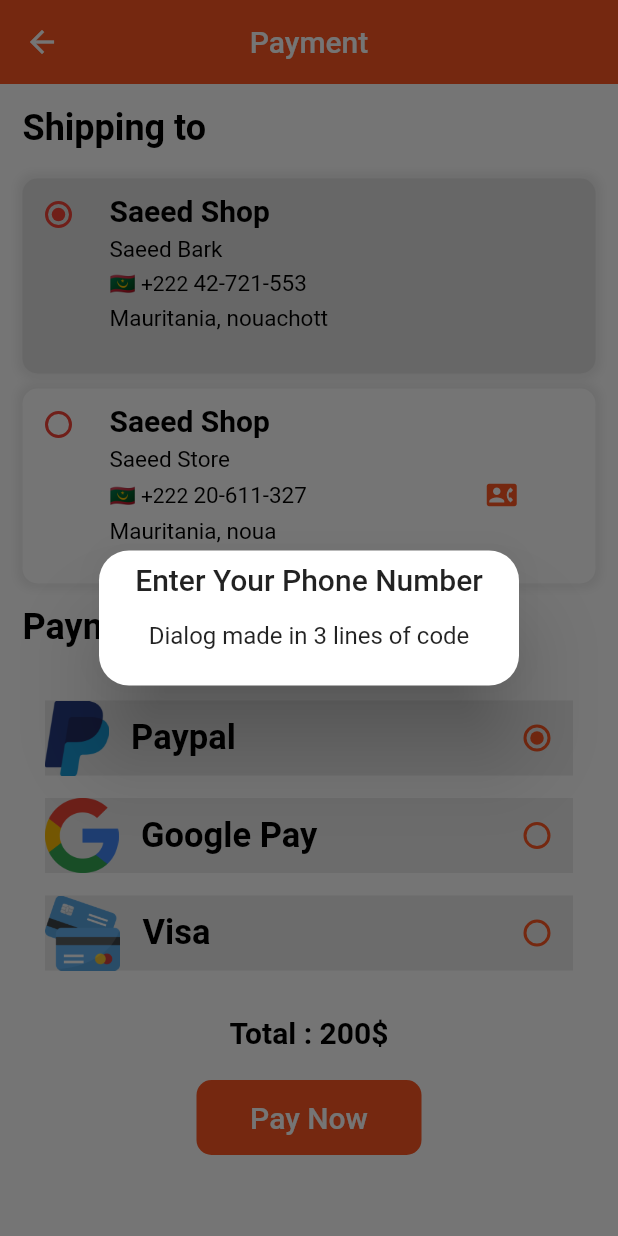
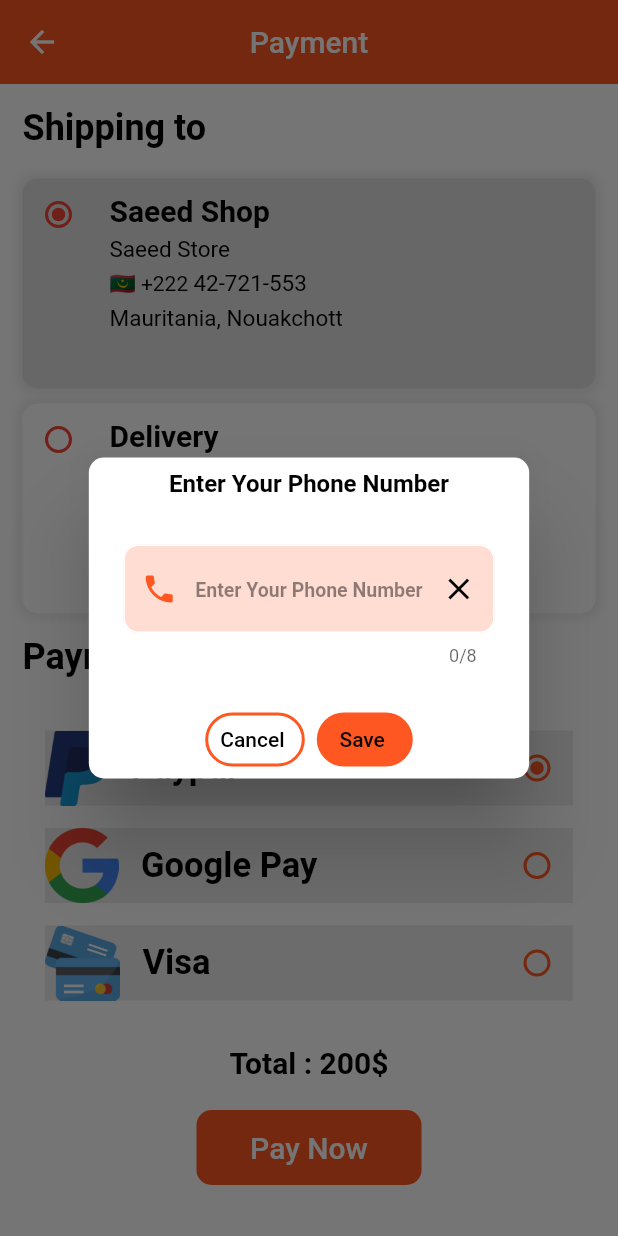
Before and after one commit to saeedBark/e_commerce, a Flutter app: the PaymentScreen screen opened by its route, after a tap on the "contact phone" icon, on a phone screen of 412 x 824 dp. Run offline on Flutter 3.47's test engine with Material 2 defaults, Android fonts, the phone set to English and light mode, and no system bars; our stand-ins replace carousel_slider, firebase_auth, firebase_core, flutter_rating_bar, geocoding, geolocator and 5 more; accounts and stored records are empty; network calls fail; statements that could not run were skipped.

Commit message:
complete payment screen & get address location

```diff
--- a/lib/logic/bindings/main_binding.dart
+++ b/lib/logic/bindings/main_binding.dart
@@ -1,6 +1,7 @@
 import 'package:e_commerce/logic/controller/main_controller.dart';
 import 'package:get/get.dart';
 
+import '../controller/payment_controller.dart';
 import '../controller/setting_controller.dart';
 
 class MainBainding extends Bindings {
@@ -8,5 +9,6 @@ class MainBainding extends Bindings {
   void dependencies() {
     Get.put(MainController());
     Get.put(SettingController());
+    Get.put(PaymentController(),permanent: true);
   }
 }
--- a/lib/view/widget/payment/delvery_container_widget.dart
+++ b/lib/view/widget/payment/delvery_container_widget.dart
@@ -1,8 +1,11 @@
+import 'package:e_commerce/logic/controller/auth_controller.dart';
+import 'package:e_commerce/utils/routes/routes.dart';
 import 'package:e_commerce/utils/theme.dart';
 import 'package:e_commerce/view/widget/text_util.dart';
-import 'package:flutter/cupertino.dart';
 import 'package:flutter/material.dart';
 import 'package:get/get.dart';
+
+import '../../../logic/controller/payment_controller.dart';
 
 class DeliveryContainerWidget extends StatefulWidget {
   const DeliveryContainerWidget({Key? key}) : super(key: key);
@@ -13,8 +16,11 @@ class DeliveryContainerWidget extends StatefulWidget {
 }
 
 class _DeliveryContainerWidgetState extends State<DeliveryContainerWidget> {
+  final phoneController = TextEditingController();
   int radioContainerIndex = 1;
   bool changeColors = false;
+  final controller = Get.find<PaymentController>();
+  final authcontroller = Get.find<AuthController>();
   @override
   Widget build(BuildContext context) {
     return Column(
@@ -29,21 +35,93 @@ class _DeliveryContainerWidgetState extends State<DeliveryContainerWidget> {
               changeColors = !changeColors;
             });
           },
-          name: 'Saeed Bark ',
           title: 'Saeed Shop',
+          name: 'Saeed Store',
           phone: '42-721-553',
-          adress: 'Mauritania, nouachott ',
+          adress: 'Mauritania, Nouakchott ',
         ),
         SizedBox(
           height: 10,
         ),
-        buildRadioContainer(
+        Obx(() {
+          return     buildRadioContainer(
             color: changeColors ? Colors.grey.shade300 : Colors.white,
             value: 2,
             icon: InkWell(
               onTap: () {
                 Get.defaultDialog(
                   title: 'Enter Your Phone Number',
+                  titleStyle: const TextStyle(
+                      fontSize: 16,
+                      color: Colors.black,
+                      fontWeight: FontWeight.bold),
+                  backgroundColor: Colors.white,
+                  radius: 10,
+                  textCancel: 'Cancel ',
+                  cancelTextColor: Colors.black,
+                  textConfirm: 'Save ',
+                  confirmTextColor: Colors.black,
+                  onCancel: () {
+                    Get.toNamed(Routes.paymentScreen);
+                  },
+                  onConfirm: () {
+                    Get.back();
+                    controller.phoneNumber.value = phoneController.text;
+                  },
+                  buttonColor: Get.isDarkMode ? pinkColor : mainColor,
+                  content: Padding(
+                    padding: const EdgeInsets.all(15.0),
+                    child: TextFormField(
+                      controller: phoneController,
+                      maxLength: 8,
+                      cursorColor: Colors.black,
+                      keyboardType: TextInputType.text,
+                      onFieldSubmitted: (value) {
+                        phoneController.text = value;
+                      },
+                      decoration: InputDecoration(
+                        fillColor: Get.isDarkMode
+                            ? pinkColor.withOpacity(0.2)
+                            : mainColor.withOpacity(0.2),
+                        focusColor: Colors.red,
+                        prefixIcon: Icon(
+                          Icons.phone,
+                          color: Get.isDarkMode ? pinkColor : mainColor,
+                        ),
+                        suffixIcon: IconButton(
+                          onPressed: () {
+                            phoneController.clear();
+                          },
+                          icon: const Icon(
+                            Icons.close,
+                            color: Colors.black,
+                          ),
+                        ),
+                        hintText: "Enter Your Phone Number",
+                        hintStyle: const TextStyle(
+                            color: Colors.black45,
+                            fontSize: 13,
+                            fontWeight: FontWeight.bold),
+                        filled: true,
+                        enabledBorder: OutlineInputBorder(
+                          borderSide: const BorderSide(color: Colors.white),
+                          borderRadius: BorderRadius.circular(10),
+                        ),
+                        focusedBorder: OutlineInputBorder(
+                          borderSide: const BorderSide(color: Colors.white),
+                          borderRadius: BorderRadius.circular(10),
+                        ),
+                        errorBorder: OutlineInputBorder(
+                          borderSide: const BorderSide(color: Colors.white),
+                          borderRadius: BorderRadius.circular(10),
+                        ),
+                        focusedErrorBorder: OutlineInputBorder(
+                          borderSide: const BorderSide(color: Colors.white),
+                          borderRadius: BorderRadius.circular(10),
+                        ),
+                      ),
+                    ),
+                  ),
                 );
               },
               child: Icon(
@@ -57,12 +135,14 @@ class _DeliveryContainerWidgetState extends State<DeliveryContainerWidget> {
                 radioContainerIndex = value;
                 changeColors = !changeColors;
               });
+              controller.updatePosition();
             },
-          name: 'Saeed Store ',
-          title: 'Saeed Shop',
-          phone: '20-611-327',
-          adress: 'Mauritania, noua ',
-        ),
+            title: 'Delivery',
+            name: authcontroller.displayUserName.value,
+            phone: controller.phoneNumber.value,
+            adress: controller.address.value,
+          );
+        })
       ],
     );
   }
@@ -78,7 +158,7 @@ class _DeliveryContainerWidgetState extends State<DeliveryContainerWidget> {
     required Widget icon,
   }) {
     return Container(
-      height: 130,
+      height: 140,
       width: double.infinity,
       decoration: BoxDecoration(
           borderRadius: BorderRadius.circular(10),
@@ -133,9 +213,9 @@ class _DeliveryContainerWidgetState extends State<DeliveryContainerWidget> {
                 Row(
                   mainAxisAlignment: MainAxisAlignment.spaceBetween,
                   children: [
-                    Text(
+                    const Text(
                       '🇲🇷 +222 ',
-                      style: const TextStyle(color: Colors.black),
+                      style: TextStyle(color: Colors.black),
                     ),
                     TextUtils(
                       fontSize: 15,
@@ -144,7 +224,7 @@ class _DeliveryContainerWidgetState extends State<DeliveryContainerWidget> {
                       color: Colors.black,
                       underline: TextDecoration.none,
                     ),
-                    SizedBox(
+                    const SizedBox(
                       width: 120,
                     ),
                     SizedBox(
--- a/pubspec.yaml
+++ b/pubspec.yaml
@@ -48,6 +48,8 @@ dependencies:
   carousel_slider: ^4.2.1
   flutter_rating_bar: ^4.0.1
   readmore: ^2.2.0
+  geolocator: ^9.0.2
+  geocoding: ^2.1.0
   #flutter_simple_rating_bar: ^0.0.3
 
 dev_dependencies:
```
Also changed, not shown: lib/logic/controller/payment_controller.dart (added, +51 -0 lines), pubspec.lock, 3 other files. Lines whose indentation alone changed are shown as unchanged.
